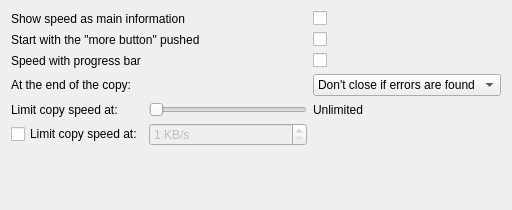
Qt form plugins/Themes/Oxygen/options.ui (alphaonex86/Ultracopier) before a commit.
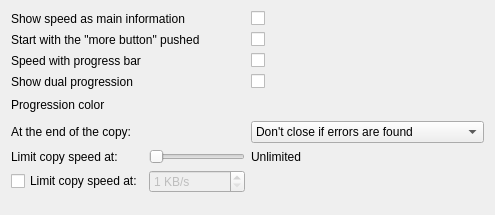
The same form after that commit.

Commit message: Support progression for read and write

Diff of the .ui file:
```diff
--- a/plugins/Themes/Oxygen/options.ui
+++ b/plugins/Themes/Oxygen/options.ui
@@ -6,12 +6,25 @@
    <rect>
     <x>0</x>
     <y>0</y>
-    <width>512</width>
-    <height>210</height>
+    <width>495</width>
+    <height>215</height>
    </rect>
   </property>
   <layout class="QGridLayout" name="gridLayout">
-   <item row="4" column="1">
+   <item row="2" column="2">
+    <widget class="QCheckBox" name="speedWithProgressBar"/>
+   </item>
+   <item row="3" column="0" colspan="2">
+    <widget class="QLabel" name="label">
+     <property name="text">
+      <string>Show dual progression</string>
+     </property>
+    </widget>
+   </item>
+   <item row="3" column="2">
+    <widget class="QCheckBox" name="showDualProgression"/>
+   </item>
+   <item row="7" column="1">
     <widget class="QSlider" name="SliderSpeed">
      <property name="maximum">
       <number>5</number>
@@ -41,21 +54,21 @@
    <item row="1" column="2">
     <widget class="QCheckBox" name="checkBoxStartWithMoreButtonPushed"/>
    </item>
-   <item row="3" column="0">
+   <item row="5" column="0">
     <widget class="QLabel" name="label_2">
      <property name="text">
       <string>At the end of the copy: </string>
      </property>
     </widget>
    </item>
-   <item row="4" column="0">
+   <item row="7" column="0">
     <widget class="QLabel" name="label_Slider_speed">
      <property name="text">
       <string>Limit copy speed at:</string>
      </property>
     </widget>
    </item>
-   <item row="3" column="1">
+   <item row="5" column="1">
     <spacer name="horizontalSpacer">
      <property name="orientation">
       <enum>Qt::Horizontal</enum>
@@ -68,7 +81,7 @@
      </property>
     </spacer>
    </item>
-   <item row="3" column="2">
+   <item row="5" column="2">
     <widget class="QComboBox" name="comboBox_copyEnd">
      <item>
       <property name="text">
@@ -87,7 +100,7 @@
      </item>
     </widget>
    </item>
-   <item row="6" column="0">
+   <item row="9" column="0">
     <spacer name="verticalSpacer">
      <property name="orientation">
       <enum>Qt::Vertical</enum>
@@ -100,21 +113,21 @@
      </property>
     </spacer>
    </item>
-   <item row="4" column="2">
+   <item row="7" column="2">
     <widget class="QLabel" name="label_SpeedMaxValue">
      <property name="text">
       <string notr="true">Unlimited</string>
      </property>
     </widget>
    </item>
-   <item row="5" column="0">
+   <item row="8" column="0">
     <widget class="QCheckBox" name="checkBox_limitSpeed">
      <property name="text">
       <string>Limit copy speed at:</string>
      </property>
     </widget>
    </item>
-   <item row="5" column="1">
+   <item row="8" column="1">
     <widget class="QSpinBox" name="limitSpeed">
      <property name="enabled">
       <bool>false</bool>
@@ -130,9 +143,6 @@
      </property>
     </widget>
    </item>
-   <item row="2" column="2">
-    <widget class="QCheckBox" name="speedWithProgressBar"/>
-   </item>
    <item row="2" column="0" colspan="2">
     <widget class="QLabel" name="labelSpeedWithProgressBar">
      <property name="text">
@@ -140,6 +150,113 @@
      </property>
     </widget>
    </item>
+   <item row="4" column="2">
+    <widget class="QFrame" name="frameProgressionColor">
+     <layout class="QHBoxLayout" name="horizontalLayout">
+      <property name="spacing">
+       <number>0</number>
+      </property>
+      <property name="margin">
+       <number>0</number>
+      </property>
+      <item>
+       <widget class="QPushButton" name="progressColorWrite">
+        <property name="minimumSize">
+         <size>
+          <width>75</width>
+          <height>20</height>
+         </size>
+        </property>
+        <property name="maximumSize">
+         <size>
+          <width>75</width>
+          <height>20</height>
+         </size>
+        </property>
+        <property name="iconSize">
+         <size>
+          <width>75</width>
+          <height>20</height>
+         </size>
+        </property>
+        <property name="flat">
+         <bool>true</bool>
+        </property>
+       </widget>
+      </item>
+      <item>
+       <widget class="QPushButton" name="progressColorRead">
+        <property name="minimumSize">
+         <size>
+          <width>75</width>
+          <height>20</height>
+         </size>
+        </property>
+        <property name="maximumSize">
+         <size>
+          <width>75</width>
+          <height>20</height>
+         </size>
+        </property>
+        <property name="iconSize">
+         <size>
+          <width>75</width>
+          <height>20</height>
+         </size>
+        </property>
+        <property name="flat">
+         <bool>true</bool>
+        </property>
+       </widget>
+      </item>
+      <item>
+       <widget class="QPushButton" name="progressColorRemaining">
+        <property name="minimumSize">
+         <size>
+          <width>75</width>
+          <height>20</height>
+         </size>
+        </property>
+        <property name="maximumSize">
+         <size>
+          <width>75</width>
+          <height>20</height>
+         </size>
+        </property>
+        <property name="iconSize">
+         <size>
+          <width>75</width>
+          <height>20</height>
+         </size>
+        </property>
+        <property name="flat">
+         <bool>true</bool>
+        </property>
+       </widget>
+      </item>
+      <item>
+       <spacer name="horizontalSpacer_2">
+        <property name="orientation">
+         <enum>Qt::Horizontal</enum>
+        </property>
+        <property name="sizeHint" stdset="0">
+         <size>
+          <width>40</width>
+          <height>20</height>
+         </size>
+        </property>
+       </spacer>
+      </item>
+     </layout>
+    </widget>
+   </item>
+   <item row="4" column="0">
+    <widget class="QLabel" name="labelProgressionColor">
+     <property name="text">
+      <string>Progression color</string>
+     </property>
+    </widget>
+   </item>
   </layout>
  </widget>
  <resources/>
```
The commit also changes 12 other files.
